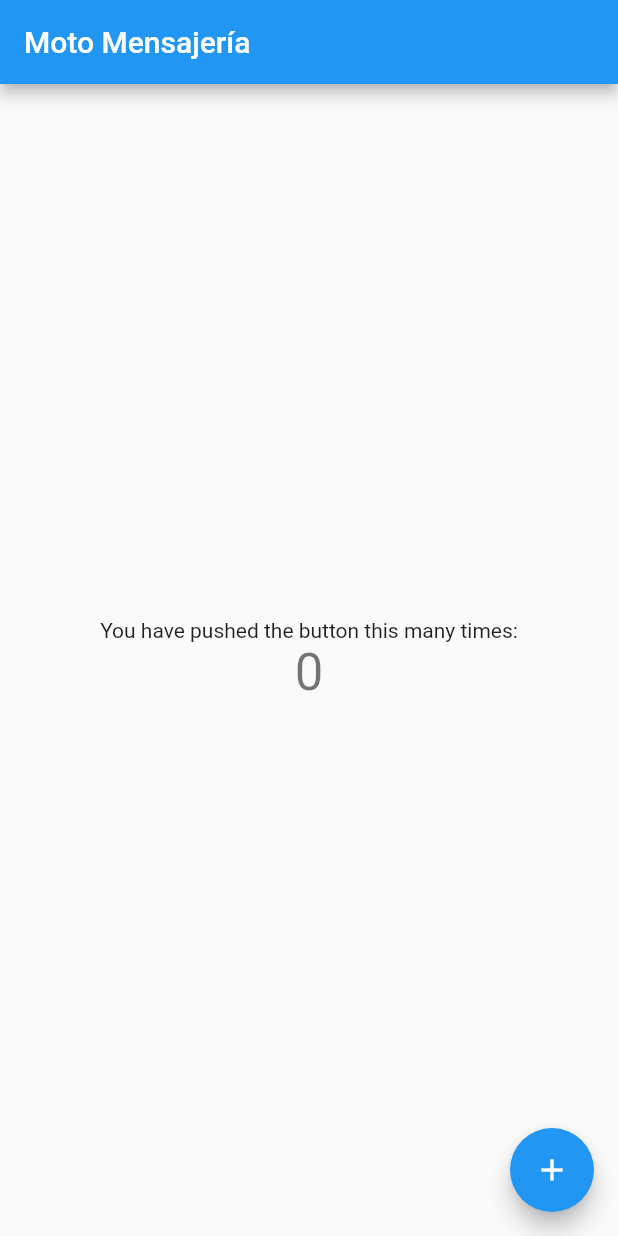
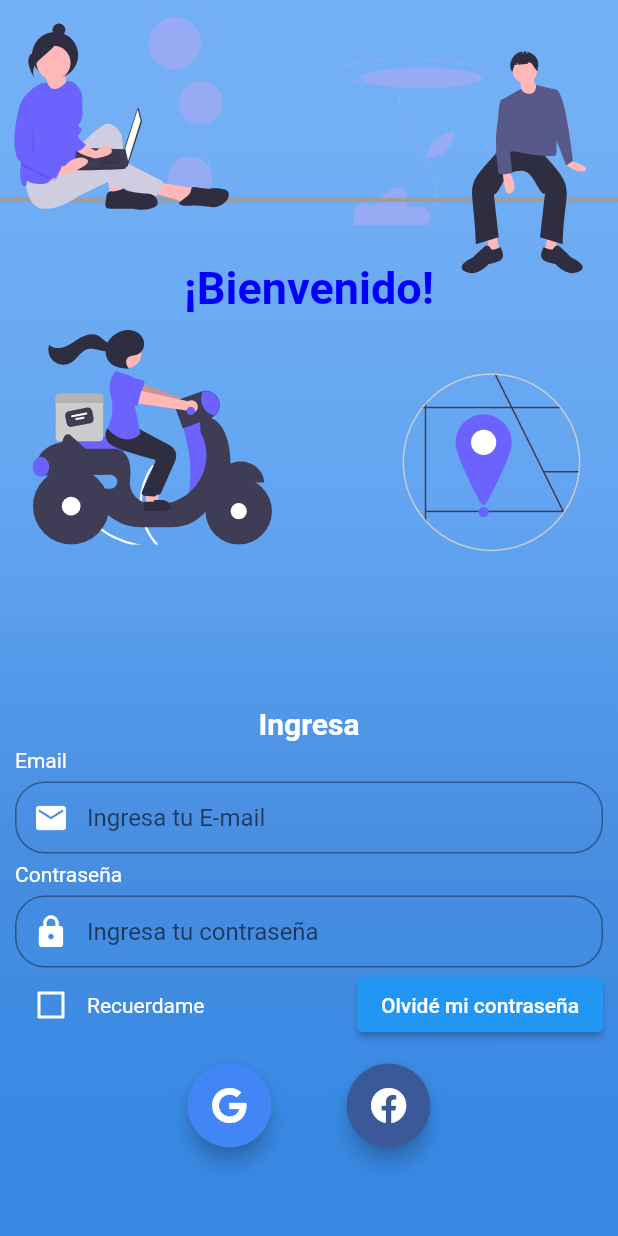
Before and after one commit to mariovg29/mensajero, a Flutter app: the screen it shows after launch, on a phone screen of 412 x 824 dp. Run offline on Flutter 3.47's test engine with Material 2 defaults, Android fonts, the phone set to English and light mode, and no system bars; our stand-ins replace flutter_svg, font_awesome_flutter; Roboto replaces fonts that are missing (OpenSans).

Commit message:
login diseño svg

```diff
--- a/motomensajeria/lib/main.dart
+++ b/motomensajeria/lib/main.dart
@@ -1,115 +1,25 @@
 import 'package:flutter/material.dart';
+import 'package:flutter/services.dart';
+import 'package:motomensajeria/src/routes/routes.dart';
 
-void main() {
-  runApp(const MyApp());
-}
+
+void main() => runApp(MyApp());
 
 class MyApp extends StatelessWidget {
-  const MyApp({Key? key}) : super(key: key);
+  const MyApp({ Key? key }) : super(key: key);
 
-  // This widget is the root of your application.
   @override
   Widget build(BuildContext context) {
+     SystemChrome.setSystemUIOverlayStyle(SystemUiOverlayStyle(
+        systemNavigationBarColor: Color(0xFF478DE0), // navigation bar color
+        statusBarColor: Color(0xFF478DE0)// status bar color
+        ));
     return MaterialApp(
-      title: 'Moto Mensajería',
-      theme: ThemeData(
-        // This is the theme of your application.
-        //
-        // Try running your application with "flutter run". You'll see the
-        // application has a blue toolbar. Then, without quitting the app, try
-        // changing the primarySwatch below to Colors.green and then invoke
-        // "hot reload" (press "r" in the console where you ran "flutter run",
-        // or simply save your changes to "hot reload" in a Flutter IDE).
-        // Notice that the counter didn't reset back to zero; the application
-        // is not restarted.
-        primarySwatch: Colors.blue,
-      ),
-      home: const MyHomePage(title: 'Moto Mensajería'),
+      title: 'Material App',
+      debugShowCheckedModeBanner: false,
+      initialRoute: 'login',
+      routes: getApplicationRoutes(),
+
     );
   }
 }
-
-class MyHomePage extends StatefulWidget {
-  const MyHomePage({Key? key, required this.title}) : super(key: key);
-
-  // This widget is the home page of your application. It is stateful, meaning
-  // that it has a State object (defined below) that contains fields that affect
-  // how it looks.
-
-  // This class is the configuration for the state. It holds the values (in this
-  // case the title) provided by the parent (in this case the App widget) and
-  // used by the build method of the State. Fields in a Widget subclass are
-  // always marked "final".
-
-  final String title;
-
-  @override
-  State<MyHomePage> createState() => _MyHomePageState();
-}
-
-class _MyHomePageState extends State<MyHomePage> {
-  int _counter = 0;
-
-  void _incrementCounter() {
-    setState(() {
-      // This call to setState tells the Flutter framework that something has
-      // changed in this State, which causes it to rerun the build method below
-      // so that the display can reflect the updated values. If we changed
-      // _counter without calling setState(), then the build method would not be
-      // called again, and so nothing would appear to happen.
-      _counter++;
-    });
-  }
-
-  @override
-  Widget build(BuildContext context) {
-    // This method is rerun every time setState is called, for instance as done
-    // by the _incrementCounter method above.
-    //
-    // The Flutter framework has been optimized to make rerunning build methods
-    // fast, so that you can just rebuild anything that needs updating rather
-    // than having to individually change instances of widgets.
-    return Scaffold(
-      appBar: AppBar(
-        // Here we take the value from the MyHomePage object that was created by
-        // the App.build method, and use it to set our appbar title.
-        title: Text(widget.title),
-      ),
-      body: Center(
-        // Center is a layout widget. It takes a single child and positions it
-        // in the middle of the parent.
-        child: Column(
-          // Column is also a layout widget. It takes a list of children and
-          // arranges them vertically. By default, it sizes itself to fit its
-          // children horizontally, and tries to be as tall as its parent.
-          //
-          // Invoke "debug painting" (press "p" in the console, choose the
-          // "Toggle Debug Paint" action from the Flutter Inspector in Android
-          // Studio, or the "Toggle Debug Paint" command in Visual Studio Code)
-          // to see the wireframe for each widget.
-          //
-          // Column has various properties to control how it sizes itself and
-          // how it positions its children. Here we use mainAxisAlignment to
-          // center the children vertically; the main axis here is the vertical
-          // axis because Columns are vertical (the cross axis would be
-          // horizontal).
-          mainAxisAlignment: MainAxisAlignment.center,
-          children: <Widget>[
-            const Text(
-              'You have pushed the button this many times:',
-            ),
-            Text(
-              '$_counter',
-              style: Theme.of(context).textTheme.headline4,
-            ),
-          ],
-        ),
-      ),
-      floatingActionButton: FloatingActionButton(
-        onPressed: _incrementCounter,
-        tooltip: 'Increment',
-        child: const Icon(Icons.add),
-      ), // This trailing comma makes auto-formatting nicer for build methods.
-    );
-  }
-}
--- /dev/null
+++ b/motomensajeria/lib/src/routes/routes.dart
@@ -0,0 +1,18 @@
+
+
+
+
+import 'package:flutter/cupertino.dart';
+import 'package:motomensajeria/src/screens/home/home_screen.dart';
+import 'package:motomensajeria/src/screens/login/login_screen.dart';
+
+
+Map<String,WidgetBuilder> getApplicationRoutes(){
+  return  <String,WidgetBuilder>{
+  '/'         : (BuildContext context)=> HomeScreen(),
+  'login'     : (BuildContext context)=> LoginScreen(),
+
+
+};
+
+}
--- /dev/null
+++ b/motomensajeria/lib/src/screens/detalles/detalles_screen.dart
@@ -0,0 +1,14 @@
+import 'package:flutter/material.dart';
+
+class DetallesScreen extends StatelessWidget {
+  const DetallesScreen({ Key? key }) : super(key: key);
+
+  @override
+  Widget build(BuildContext context) {
+    return Center(
+      child: Text('Detalles Screen'),
+
+
+    );
+  }
+}
--- /dev/null
+++ b/motomensajeria/lib/src/screens/home/home_screen.dart
@@ -0,0 +1,18 @@
+import 'package:flutter/material.dart';
+
+
+
+class HomeScreen extends StatelessWidget {
+  const HomeScreen({ Key? key }) : super(key: key);
+
+  @override
+  Widget build(BuildContext context) {
+    return Scaffold(
+      appBar: AppBar(
+        backgroundColor: Colors.deepPurpleAccent,
+        title: Text('Moto Mensajero'),
+        centerTitle: true,
+      ),
+    );
+  }
+}
--- /dev/null
+++ b/motomensajeria/lib/src/screens/login/login_screen.dart
@@ -0,0 +1,54 @@
+
+import 'package:flutter/material.dart';
+import 'package:motomensajeria/src/screens/login/login_widgets/login_form.dart';
+import 'package:motomensajeria/src/screens/login/login_widgets/welcome.dart';
+
+class LoginScreen extends StatefulWidget {
+  const LoginScreen({ Key? key }) : super(key: key);
+
+  @override
+  State<LoginScreen> createState() => _LoginScreenState();
+}
+
+class _LoginScreenState extends State<LoginScreen> {
+
+  @override
+  void initState(){
+    super.initState();
+  }
+
+  @override
+  Widget build(BuildContext context) {
+
+    return SafeArea(
+      child: Scaffold(
+
+        body: Container(
+          width: double.infinity,
+          height: double.infinity,
+          decoration: BoxDecoration(
+            gradient: LinearGradient(
+              begin: Alignment.topCenter,
+              end: Alignment.bottomCenter,
+              colors: [
+                Color(0xff73AFF5),
+                Color(0xFF61A4F1),
+                Color(0xFF478DE0),
+                Color(0XFF398AE5)
+              ],
+              stops: [0.1,0.4,0.7,0.9],
+            )
+          ),
+          child: Column(
+            mainAxisAlignment: MainAxisAlignment.spaceBetween,
+            children: <Widget>[
+              Welcome(),
+              // Expanded(child: Container(width: double.infinity,)),
+              LoginForm(),
+            ],
+          ),
+        ),
+      ),
+    );
+  }
+}
--- /dev/null
+++ b/motomensajeria/lib/src/screens/login/login_widgets/login_form.dart
@@ -0,0 +1,174 @@
+import 'package:flutter/material.dart';
+import 'package:font_awesome_flutter/font_awesome_flutter.dart';
+
+
+class LoginForm extends StatefulWidget {
+  const LoginForm({ Key? key }) : super(key: key);
+
+  @override
+  State<LoginForm> createState() => _LoginFormState();
+}
+
+class _LoginFormState extends State<LoginForm> {
+  @override
+  Widget build(BuildContext context) {
+
+
+    bool _rememberme=false;
+
+    var textStyleLogin = TextStyle(
+            color: Colors.white,
+            fontFamily: 'OpenSans',
+            fontSize: 20.0,
+            fontWeight: FontWeight.bold,
+
+          );
+    return Expanded(
+      child: Container(
+        padding: EdgeInsets.all(10),
+       // color: Colors.blue,
+       // height: 200,
+        width: double.infinity,
+        child: Column(
+          mainAxisAlignment: MainAxisAlignment.center,
+          children: <Widget>[
+            Text('Ingresa',
+            style: textStyleLogin,
+            ),
+            _buildEmail(),
+            _buildPassword(),
+            Container(
+
+              child: Row(
+                children: <Widget>[
+                Theme(
+                  data: ThemeData(unselectedWidgetColor: Colors.white),
+                    child: Checkbox(
+                      value: _rememberme,
+                      checkColor: Colors.green,
+                      activeColor: Colors.green,
+                      onChanged: (bool? value){
+                       setState((){
+                         print('hola');
+                         value=_rememberme;
+                       });
+
+                      },
+                      ),
+                  ),
+                  Text('Recuerdame', style: TextStyle(color: Colors.white),),
+                  Expanded(child: Container(height: 20,)),
+                  ElevatedButton(
+
+                    onPressed: ()=>print('Boton presionado'),
+                    child: Text('Olvidé mi contraseña', style: TextStyle(color: Colors.white),),
+                  ),
+
+
+
+                ],
+              ),
+            ),
+
+
+            SizedBox(child: Container(height: 15),),
+            _buildotonesRedes(),
+
+
+          ],
+
+        ),
+      ),
+    );
+  }
+
+  Widget _buildEmail(){
+    return  Column(
+            crossAxisAlignment: CrossAxisAlignment.start,
+            children: [
+              SizedBox(height:5.0),
+            Text('Email',
+            style: TextStyle(color: Colors.white),
+            ),
+            SizedBox(height: 5,),
+            Container(
+              alignment: Alignment.centerLeft,
+              height: 50,
+              child: TextField(
+                obscureText: true,
+                keyboardType: TextInputType.emailAddress,
+                style: TextStyle(color: Colors.white, ),
+
+                 decoration: InputDecoration(
+                  border: OutlineInputBorder(borderRadius: BorderRadius.circular(20)),
+                  contentPadding: EdgeInsets.only(top: 14.0),
+                  prefixIcon: Icon(Icons.email,color: Colors.white,),
+                  hintText: "Ingresa tu E-mail"
+                )
+              ),
+
+            )
+
+            ],
+
+    );
+
+  }
+
+  Widget _buildPassword(){
+    return  Column(
+            crossAxisAlignment: CrossAxisAlignment.start,
+            children: [
+              SizedBox(height:5.0),
+            Text('Contraseña',
+            style: TextStyle(color: Colors.white),
+            ),
+            SizedBox(height: 5,),
+            Container(
+              alignment: Alignment.centerLeft,
+              height: 50,
+              child: TextField(
+
+                 obscureText: true,
+                keyboardType: TextInputType.emailAddress,
+                style: TextStyle(color: Colors.white),
+                decoration: InputDecoration(
+                  border: OutlineInputBorder(borderRadius: BorderRadius.circular(20)),
+                  contentPadding: EdgeInsets.only(top: 14.0),
+                  prefixIcon: Icon(Icons.lock ,color: Colors.white,),
+                  hintText: "Ingresa tu contraseña",
+                )
+              ),
+
+            )
+
+            ],
+
+
+          );
+  }
+
+  Widget _buildotonesRedes(){
+    return Row(
+
+       mainAxisAlignment: MainAxisAlignment.center,
+      children: [
+        FloatingActionButton(
+          child: Icon(FontAwesomeIcons.google, color: Colors.white),
+
+          backgroundColor: Color(0xff4285F4),
+          onPressed: null
+          ),
+          SizedBox(child: Container(width: 50),),
+          FloatingActionButton(
+          child: Icon(FontAwesomeIcons.facebook,color: Colors.white, ),
+
+          backgroundColor: Color(0xff3b5998),
+          onPressed: null
+          )
+
+      ],
+    );
+
+  }
+}
--- /dev/null
+++ b/motomensajeria/lib/src/screens/login/login_widgets/welcome.dart
@@ -0,0 +1,97 @@
+
+import 'package:flutter/material.dart';
+import 'package:flutter_svg/flutter_svg.dart';
+
+class Welcome extends StatelessWidget {
+  const Welcome({ Key? key }) : super(key: key);
+
+  @override
+  Widget build(BuildContext context) {
+    return AspectRatio(
+      aspectRatio: 16/16,
+      child: LayoutBuilder(
+        builder: (_, constraints){
+          return Container(
+
+            color: Color.fromRGBO(115, 175, 245, .1),
+
+        child: Stack(
+          children:<Widget>[
+
+            //NUBES
+            Positioned(
+
+              bottom: constraints.maxHeight*0,
+              left: constraints.maxWidth*.2,
+
+              child: SvgPicture.asset('assets/nubes.svg'),
+               width: constraints.maxWidth*.6,
+
+              ),
+             //LINEA
+            Positioned(
+              top:constraints.maxHeight*0.32,
+              child: Column(
+                children: <Widget>[Container(
+                  height: 3,
+                  width: constraints.maxWidth,
+                  color: Colors.grey,
+                ),
+                SizedBox(
+                  height: 40,
+                ),
+                Text('¡Bienvenido!',
+                style: TextStyle(
+                  color: Color(0xff0000ff),
+                  fontSize: 30,
+                  fontWeight: FontWeight.bold,
+
+                ),
+                ),
+                ],
+              ),
+            ),
+
+              //MOTO
+              Positioned(
+              bottom: constraints.maxHeight*.05,
+              left: constraints.maxWidth*.05,
+              child: SvgPicture.asset('assets/moto_delivery_woman.svg'),
+              width: constraints.maxWidth*.4,
+              height: 200,
+              ),
+              //GPS
+              Positioned(
+              bottom: constraints.maxHeight*.1,
+              right: constraints.maxWidth*.05,
+              child: SvgPicture.asset('assets/gps.svg'),
+              width: constraints.maxWidth*.30,
+              height:constraints.maxWidth*.3,
+              ),
+               //MUJER
+              Positioned(
+              bottom: constraints.maxHeight*.47,
+              left: constraints.maxWidth*.02,
+              child: SvgPicture.asset('assets/woman.svg'),
+              width: constraints.maxWidth*.35,
+              ),
+              //SENTADO
+              Positioned(
+
+              top: constraints.maxHeight*.08,
+              right: 10,
+              child: SvgPicture.asset('assets/sentado.svg'),
+              width: constraints.maxWidth*.25,
+              height: 150,
+              ),
+
+          ],
+        ),
+
+        );
+        }
+      )
+
+      );
+  }
+}
--- /dev/null
+++ b/motomensajeria/lib/utils/responsive.dart
@@ -0,0 +1,2 @@
+
+import 'package:flutter/cupertino.dart';
```
Also changed, not shown: motomensajeria/pubspec.yaml (+11 -3 lines), motomensajeria/assets/gps.svg (added), motomensajeria/assets/moto_con_gps.svg (added), motomensajeria/assets/moto_delivery_woman.svg (added), motomensajeria/assets/nubes.svg (added), motomensajeria/assets/sentado.svg (added), motomensajeria/assets/woman.svg (added), motomensajeria/pubspec.lock, 1 other file.
